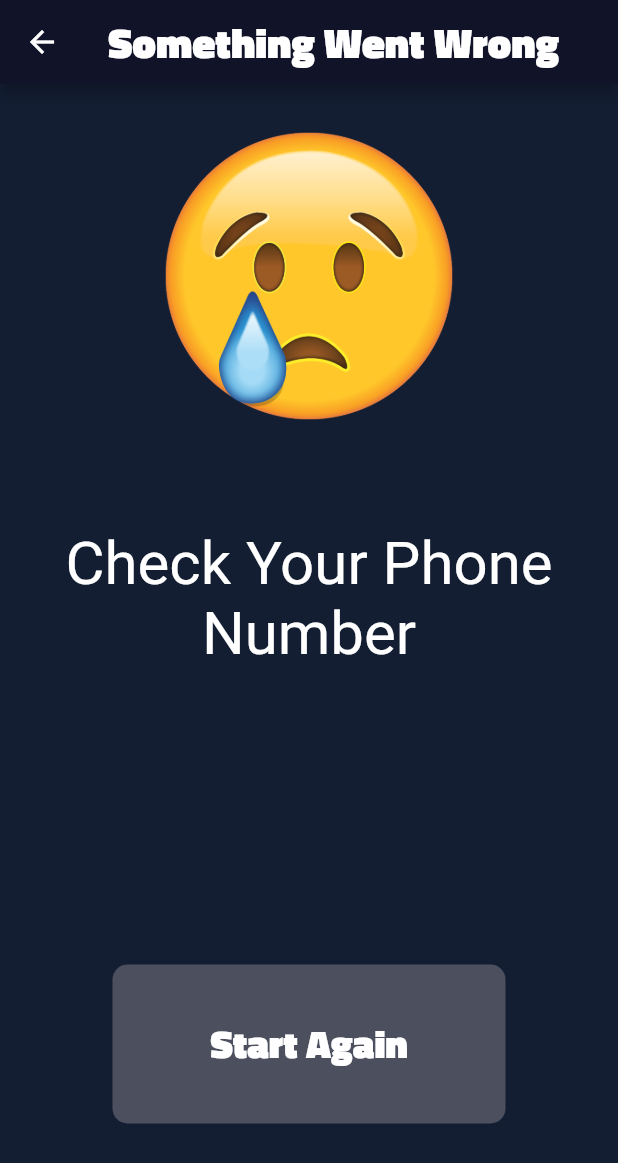
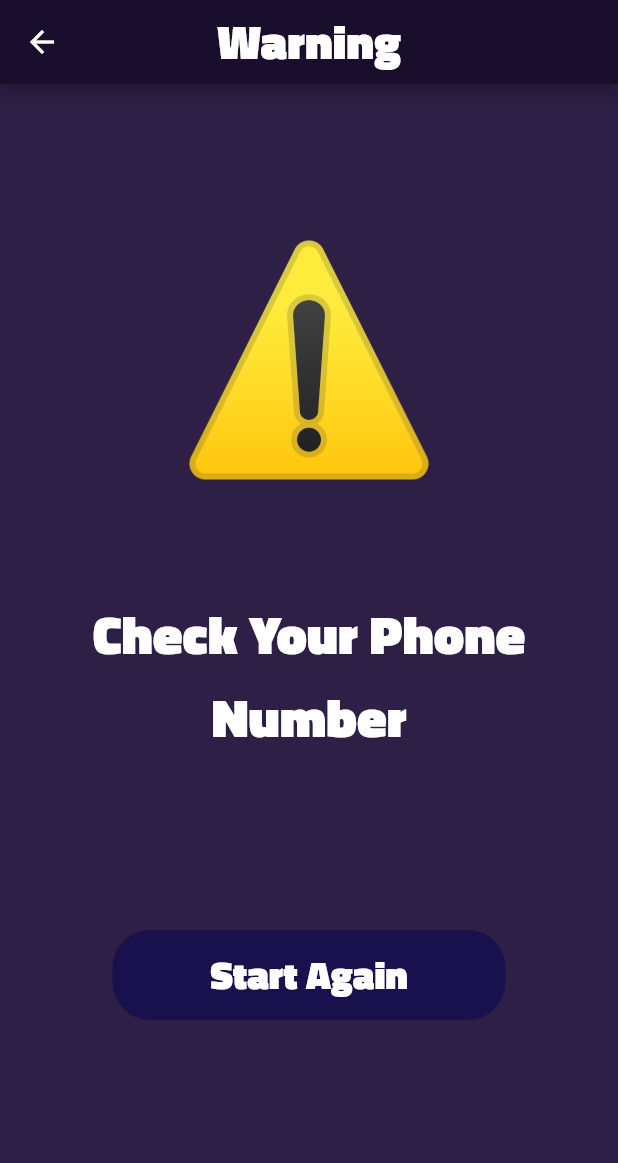
Before and after one commit to JaafarAlMuallim/QuizU-Flutter, a Flutter app: the ErrorPage screen opened directly, on a phone screen of 412 x 824 dp. Shown: the top 1163 px of the screen. Run offline on Flutter 3.47's test engine with Material 2 defaults, Android fonts, the phone set to English and light mode, and no system bars; our stand-ins replace flutter_spinkit; missing offline and left inert: phone_number.

Commit message:
UI Update and Leaderboard screen
Updated styles constants and changed colors.
Updated sizing and spacing between elements.
Added Leaderboard screen and show Top 10 scores

```diff
--- a/quizu/lib/Components/detector.dart
+++ b/quizu/lib/Components/new_button.dart
@@ -1,26 +1,23 @@
-// ignore_for_file: prefer_if_null_operators
+import 'package:flutter/material.dart';
+import 'package:quizu/constants.dart';
 
-import 'package:quizu/constants.dart';
-import 'package:flutter/material.dart';
-
-class MyContainer extends StatelessWidget {
-  const MyContainer(
-      {super.key,
-      required this.color,
-      required this.containerContent,
-      required this.onPress});
-  final Color color;
+class CustomButton extends StatelessWidget {
+  const CustomButton(
+      {super.key, required this.containerContent, required this.onPress});
   final Widget? containerContent;
   final VoidCallback? onPress;
+
   @override
   Widget build(BuildContext context) {
     return GestureDetector(
       onTap: onPress,
       child: Container(
+        width: 250.0,
+        height: 60.0,
         margin: const EdgeInsets.all(10),
         decoration: BoxDecoration(
-          borderRadius: BorderRadius.circular(borderRadius),
-          color: color,
+          borderRadius: BorderRadius.circular(25),
+          color: kButtonColor,
         ),
         child: containerContent,
       ),
--- a/quizu/lib/Components/shared.dart
+++ b/quizu/lib/Components/shared.dart
@@ -4,9 +4,7 @@ import 'package:flutter/material.dart';
 import 'package:quizu/constants.dart';
 
 Widget title() {
-  return Expanded(
-    flex: 2,
-    child: Center(
+  return Center(
     child: Row(
       mainAxisAlignment: MainAxisAlignment.center,
       children: [
@@ -23,6 +21,5 @@ Widget title() {
         ),
       ],
     ),
-    ),
   );
 }
--- a/quizu/lib/constants.dart
+++ b/quizu/lib/constants.dart
@@ -2,58 +2,56 @@
 
 import 'package:flutter/material.dart';
 
-// const kHourglass = '\u{23F3}';
 const kHourglass = 'QuizU ⏳';
-const kBottomContainerHeight = 80.0;
-const margin = 15.0;
-const borderRadius = 10.0;
-const iconSize = 75.0;
-const kBoxHeight = 10.0;
 
-const kMinSlider = 120.0;
-const kMaxSlider = 240.0;
-const kInactiveSlider = Color(0xFF8D8E98);
-const kOverlayColor = Color(0x29EB1555);
+const kBackgroundColor = Color(0xFF2E1F46);
+const kButtonColor = Color(0xFF19104E);
+const kAppBarColor = Color(0xFF190E2B);
+const kBottomAppBar = Color(0xFF6436AE);
+const kAppBarStyle = TextStyle(
+  fontSize: 32.0,
+  fontFamily: 'TitilliumWeb',
+);
+var kHintStyle = TextStyle(
+  fontSize: 22,
+  color: Colors.black45,
+  fontFamily: 'TitilliumWeb',
+);
+var kButtonStyle = TextButton.styleFrom(
+  backgroundColor: Color.fromARGB(255, 40, 46, 137),
+);
 
-const kActiveContainer = Color(0xFF131E33);
-const kInactiveContainer = Color(0xFF111328);
-
-const backgroundColor = Color(0xFF0A0E21);
-
-const kBottomContainerColor = Color(0xFFEB1555);
-
-const kRoundButtonColor = Color(0xFF4C4F5E);
+const kTextButtonStyle = TextStyle(
+  color: Colors.white,
+  fontSize: 26,
+  fontFamily: 'TitilliumWeb',
+);
+const kTextInputStyle = TextStyle(
+  color: Colors.black,
+  fontSize: 26,
+  fontFamily: 'TitilliumWeb',
+);
+const kTextStyle = TextStyle(
+  color: Colors.white,
+  fontSize: 36,
+  fontFamily: 'TitilliumWeb',
+);
+const kChallenge = TextStyle(
+  fontSize: 32,
+  fontFamily: 'TitilliumWeb',
+);
 
 const kNumberStyle = TextStyle(
   fontSize: 45.0,
   fontWeight: FontWeight.w900,
   fontFamily: 'TitilliumWeb',
 );
-const kLabelStyle = TextStyle(
-  fontSize: 18.0,
-  color: Color(0xFF8D8E98),
-  fontFamily: 'TitilliumWeb',
-);
 
-const kLargeButtonStyle = TextStyle(
-  fontSize: 25.0,
-  fontWeight: FontWeight.bold,
-  fontFamily: 'TitilliumWeb',
-);
 const kQuestion = TextStyle(
   fontSize: 22.0,
   color: Color(0xFF8D8E98),
 );
-const kResultText = TextStyle(
-  color: Color(0xFF24D876),
-  fontSize: 22.0,
-  fontWeight: FontWeight.bold,
-  fontFamily: 'TitilliumWeb',
-);
-const kAppBarStyle = TextStyle(
-  fontSize: 28.0,
-  fontFamily: 'TitilliumWeb',
-);
+
 const kTitleStyle = TextStyle(
   fontSize: 58.0,
   fontFamily: 'TitilliumWeb',
@@ -72,19 +70,6 @@ const kInputStyle = TextStyle(
   color: Colors.black,
 );
 
-const kInputDecoration = InputDecoration(
-  fillColor: Colors.white,
-  filled: true,
-  prefixIcon: Icon(Icons.flag),
-  prefixIconConstraints: BoxConstraints(minWidth: 20, maxWidth: 30),
-  hintText: '53 000 0000',
-  hintStyle: TextStyle(color: Colors.grey),
-  border: OutlineInputBorder(
-      borderRadius: BorderRadius.all(
-        Radius.circular(10.0),
-      ),
-      borderSide: BorderSide.none),
-);
 const kMyInputDecoration = InputDecoration(
   fillColor: Colors.white,
   filled: true,
@@ -100,25 +85,3 @@ const kMyInputDecoration = InputDecoration(
       ),
       borderSide: BorderSide.none),
 );
-const kHintStyle = TextStyle(
-  fontSize: 22,
-  color: Colors.black,
-  fontFamily: 'TitilliumWeb',
-);
-var kButtonStyle = TextButton.styleFrom(
-  backgroundColor: Color.fromARGB(255, 40, 46, 137),
-);
-const kTextButtonStyle = TextStyle(
-  color: Colors.black,
-  fontSize: 26,
-  fontFamily: 'TitilliumWeb',
-);
-const kTextButtonStyle2 = TextStyle(
-  color: Colors.white,
-  fontSize: 26,
-  fontFamily: 'TitilliumWeb',
-);
-const kChallenge = TextStyle(
-  fontSize: 32,
-  fontFamily: 'TitilliumWeb',
-);
--- a/quizu/lib/screens/error.dart
+++ b/quizu/lib/screens/error.dart
@@ -1,7 +1,7 @@
 // ignore_for_file: prefer_const_constructors
 
 import 'package:flutter/material.dart';
-import 'package:quizu/Components/detector.dart';
+import 'package:quizu/Components/new_button.dart';
 import 'package:quizu/constants.dart';
 
 class ErrorPage extends StatefulWidget {
@@ -18,62 +18,51 @@ class _ErrorPageState extends State<ErrorPage> {
     return Scaffold(
       appBar: AppBar(
         title: Text(
-          'Something Went Wrong',
+          'Warning',
           style: kAppBarStyle,
         ),
         centerTitle: true,
       ),
-      body: Column(
+      body: Center(
+        child: SingleChildScrollView(
+          physics: BouncingScrollPhysics(),
+          child: Column(
             mainAxisAlignment: MainAxisAlignment.center,
             crossAxisAlignment: CrossAxisAlignment.stretch,
             children: [
-          Expanded(
-            flex: 1,
-            child: Container(
+              Container(
                   margin: EdgeInsets.all(30),
-              child: Image(
-                image: AssetImage(
-                  'images/cryingEmoji.png',
-                ),
-              ),
-            ),
-          ),
-          Expanded(
-            flex: 1,
-            child: Container(
+                  child: Image.asset(
+                    'images/warningEmoji.png',
+                    width: 175,
+                    height: 170,
+                  )),
+              Container(
                 margin: EdgeInsets.all(30),
                 child: Padding(
                   padding: EdgeInsets.all(10),
-                child: Text(
-                  widget.text,
-                  textAlign: TextAlign.center,
-                  style: TextStyle(
-                    fontSize: 40,
+                  child: Text(widget.text,
+                      textAlign: TextAlign.center, style: kTextStyle),
                 ),
               ),
-              ),
-            ),
-          ),
-          Expanded(
-            flex: 1,
-            child: Padding(
+              Padding(
                 padding: EdgeInsets.all(65),
-              child: MyContainer(
-                color: kRoundButtonColor,
+                child: CustomButton(
                   containerContent: Center(
                     child: Text(
                       'Start Again',
                       textAlign: TextAlign.center,
-                    style: kTextButtonStyle2,
+                      style: kTextButtonStyle,
                     ),
                   ),
                   onPress: () {
                     Navigator.pop(context);
                   },
                 ),
-            ),
               )
             ],
+          ),
+        ),
       ),
     );
   }
--- a/quizu/pubspec.yaml
+++ b/quizu/pubspec.yaml
@@ -40,7 +40,6 @@ dependencies:
   otp_text_field: ^1.1.3
   flutter_spinkit: ^5.1.0
   phone_number: ^1.0.0
-  country_list_pick: ^1.0.1+6
 
 dev_dependencies:
   flutter_test:
```
Also changed, not shown: quizu/lib/Components/networking.dart (+10 -0 lines), quizu/lib/main.dart (+4 -4 lines), quizu/lib/screens/leaderboard.dart (added, +68 -0 lines), quizu/lib/screens/loading_screen.dart (+19 -0 lines), quizu/lib/screens/mobile_entry.dart (+77 -34 lines), quizu/lib/screens/name_entry.dart (+16 -15 lines), quizu/lib/screens/otp.dart (+29 -14 lines), quizu/lib/screens/quiz_me.dart (+57 -76 lines), quizu/lib/screens/wrong.dart (+7 -17 lines), quizu/images/buttonlist.png (added), quizu/images/flag.png (added), quizu/images/warningEmoji.png (added), quizu/lib/Components/my_container.dart (deleted), quizu/pubspec.lock. Lines whose indentation alone changed are shown as unchanged.
